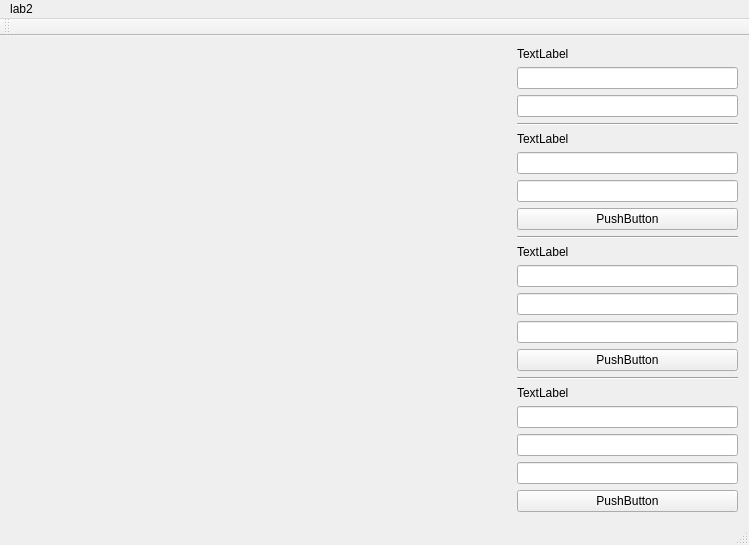
aminbenarieb/cg_lab2, file mainwindow.ui: the form before one commit.
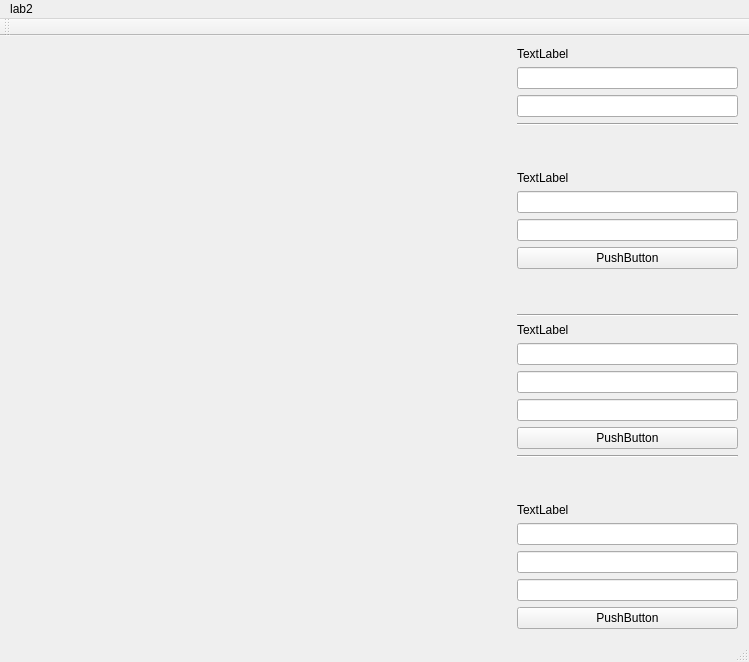
The form after the commit. Custom widgets are drawn as their Qt base class.

The edit to the form file:
```diff
--- a/mainwindow.ui
+++ b/mainwindow.ui
@@ -7,7 +7,7 @@
     <x>0</x>
     <y>0</y>
     <width>749</width>
-    <height>502</height>
+    <height>662</height>
    </rect>
   </property>
   <property name="windowTitle">
@@ -110,6 +110,19 @@
         </property>
        </widget>
       </item>
+      <item>
+       <spacer name="verticalSpacer_2">
+        <property name="orientation">
+         <enum>Qt::Vertical</enum>
+        </property>
+        <property name="sizeHint" stdset="0">
+         <size>
+          <width>20</width>
+          <height>40</height>
+         </size>
+        </property>
+       </spacer>
+      </item>
       <item>
        <widget class="Line" name="line_2">
         <property name="orientation">
@@ -130,19 +143,6 @@
       <item>
        <widget class="QLineEdit" name="lineEditRotationCenterY"/>
       </item>
-      <item>
-       <spacer name="verticalSpacer_2">
-        <property name="orientation">
-         <enum>Qt::Vertical</enum>
-        </property>
-        <property name="sizeHint" stdset="0">
-         <size>
-          <width>20</width>
-          <height>40</height>
-         </size>
-        </property>
-       </spacer>
-      </item>
       <item>
        <widget class="QLineEdit" name="lineEditRotationAngle"/>
       </item>
@@ -160,6 +160,19 @@
         </property>
        </widget>
       </item>
+      <item>
+       <spacer name="verticalSpacer">
+        <property name="orientation">
+         <enum>Qt::Vertical</enum>
+        </property>
+        <property name="sizeHint" stdset="0">
+         <size>
+          <width>20</width>
+          <height>40</height>
+         </size>
+        </property>
+       </spacer>
+      </item>
       <item>
        <widget class="QLabel" name="labelScale">
         <property name="text">
@@ -170,19 +183,6 @@
       <item>
        <widget class="QLineEdit" name="lineEditScaleCenterX"/>
       </item>
-      <item>
-       <spacer name="verticalSpacer">
-        <property name="orientation">
-         <enum>Qt::Vertical</enum>
-        </property>
-        <property name="sizeHint" stdset="0">
-         <size>
-          <width>20</width>
-          <height>40</height>
-         </size>
-        </property>
-       </spacer>
-      </item>
       <item>
        <widget class="QLineEdit" name="lineEditScaleCenterY"/>
       </item>
```
Left out of the diff: 4 changed lines with no effect on the pictures.
